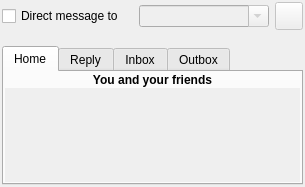
KDE/choqok, file src/timelinewidget_base.ui: the form before one commit.
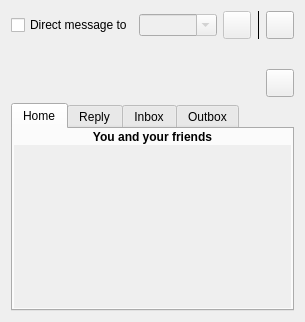
The form after the commit. Custom widgets are drawn as their Qt base class.

Commit message: Upload and post image to Twitpic implemented! A new button added to timelinewidget for "attach image"! just enabled on Twitter accounts! GUI

Diff of the .ui file:
```diff
--- a/src/timelinewidget_base.ui
+++ b/src/timelinewidget_base.ui
@@ -5,9 +5,9 @@
   <property name="geometry">
    <rect>
     <x>0</x>
-    <y>178</y>
+    <y>0</y>
     <width>305</width>
-    <height>187</height>
+    <height>322</height>
    </rect>
   </property>
   <property name="windowTitle">
@@ -16,11 +16,10 @@
   <property name="autoFillBackground">
    <bool>true</bool>
   </property>
-  <layout class="QGridLayout" name="gridLayout_2">
-   <property name="margin">
-    <number>2</number>
-   </property>
-   <item row="0" column="0">
+  <layout class="QVBoxLayout" name="verticalLayout_4">
+   <item>
+    <layout class="QHBoxLayout" name="horizontalLayout_2">
+     <item>
     <widget class="QCheckBox" name="chkDMessage">
      <property name="sizePolicy">
       <sizepolicy hsizetype="Minimum" vsizetype="Fixed">
@@ -33,7 +32,7 @@
      </property>
     </widget>
    </item>
-   <item row="0" column="1">
+     <item>
     <widget class="KComboBox" name="comboFriendList">
      <property name="enabled">
       <bool>false</bool>
@@ -43,7 +42,7 @@
      </property>
     </widget>
    </item>
-   <item row="0" column="2">
+     <item>
     <widget class="KPushButton" name="btnReloadFriends">
      <property name="enabled">
       <bool>false</bool>
@@ -71,7 +70,38 @@
      </property>
     </widget>
    </item>
-   <item row="1" column="0" colspan="3">
+     <item>
+      <widget class="KSeparator" name="kseparator">
+       <property name="frameShape">
+        <enum>QFrame::VLine</enum>
+       </property>
+       <property name="orientation">
+        <enum>Qt::Vertical</enum>
+       </property>
+      </widget>
+     </item>
+     <item>
+      <widget class="KPushButton" name="btnAttachMedia">
+       <property name="minimumSize">
+        <size>
+         <width>28</width>
+         <height>28</height>
+        </size>
+       </property>
+       <property name="maximumSize">
+        <size>
+         <width>28</width>
+         <height>28</height>
+        </size>
+       </property>
+       <property name="toolTip">
+        <string>Attach Media</string>
+       </property>
+      </widget>
+     </item>
+    </layout>
+   </item>
+   <item>
     <widget class="QFrame" name="inputFrame">
      <property name="sizePolicy">
       <sizepolicy hsizetype="Preferred" vsizetype="Maximum">
@@ -85,17 +115,54 @@
      <property name="frameShadow">
       <enum>QFrame::Raised</enum>
      </property>
-     <layout class="QVBoxLayout" name="verticalLayout_4">
-      <property name="spacing">
-       <number>2</number>
-      </property>
+     <layout class="QVBoxLayout" name="verticalLayout_3"/>
+    </widget>
+   </item>
+   <item>
+    <widget class="QFrame" name="attachMediaFrame">
+     <property name="frameShape">
+      <enum>QFrame::NoFrame</enum>
+     </property>
+     <layout class="QHBoxLayout" name="horizontalLayout">
       <property name="margin">
-       <number>2</number>
+       <number>0</number>
       </property>
+      <item>
+       <widget class="QLabel" name="lblMediaName">
+        <property name="sizePolicy">
+         <sizepolicy hsizetype="MinimumExpanding" vsizetype="Preferred">
+          <horstretch>0</horstretch>
+          <verstretch>0</verstretch>
+         </sizepolicy>
+        </property>
+        <property name="text">
+         <string/>
+        </property>
+       </widget>
+      </item>
+      <item>
+       <widget class="KPushButton" name="btnClearMedia">
+        <property name="minimumSize">
+         <size>
+          <width>28</width>
+          <height>28</height>
+         </size>
+        </property>
+        <property name="maximumSize">
+         <size>
+          <width>28</width>
+          <height>28</height>
+         </size>
+        </property>
+        <property name="toolTip">
+         <string>Clear Attachment</string>
+        </property>
+       </widget>
+      </item>
      </layout>
     </widget>
    </item>
-   <item row="2" column="0" colspan="3">
+   <item>
     <widget class="KTabWidget" name="tabs">
      <property name="tabPosition">
       <enum>QTabWidget::North</enum>
@@ -139,8 +206,8 @@
            <rect>
             <x>0</x>
             <y>0</y>
-            <width>291</width>
-            <height>83</height>
+            <width>287</width>
+            <height>186</height>
            </rect>
           </property>
           <layout class="QVBoxLayout" name="verticalLayout_5">
@@ -476,16 +543,21 @@
   </layout>
  </widget>
  <customwidgets>
-  <customwidget>
-   <class>KPushButton</class>
-   <extends>QPushButton</extends>
-   <header>kpushbutton.h</header>
-  </customwidget>
   <customwidget>
    <class>KComboBox</class>
    <extends>QComboBox</extends>
    <header>kcombobox.h</header>
   </customwidget>
+  <customwidget>
+   <class>KPushButton</class>
+   <extends>QPushButton</extends>
+   <header>kpushbutton.h</header>
+  </customwidget>
+  <customwidget>
+   <class>KSeparator</class>
+   <extends>QFrame</extends>
+   <header>kseparator.h</header>
+  </customwidget>
   <customwidget>
    <class>KTabWidget</class>
    <extends>QTabWidget</extends>
```
Left out of the diff: 15 changed lines with no effect on the pictures. Lines whose indentation alone changed are shown as unchanged. The commit also changes 5 other files.
